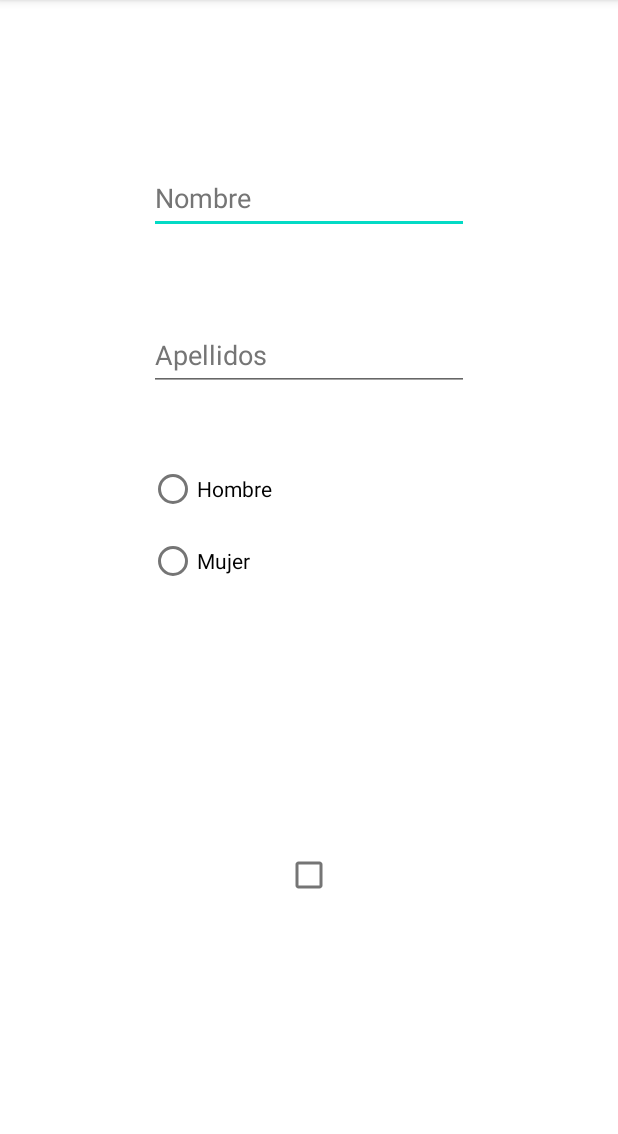
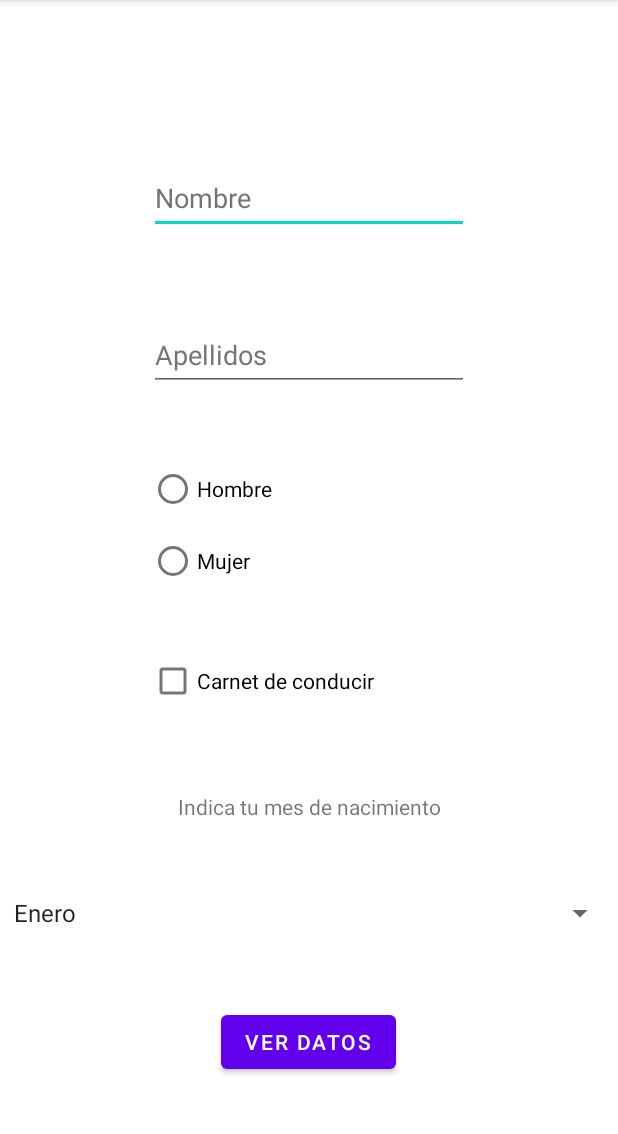
Before and after one commit to AndreaI77/AndroidStudio, an Android app: the screen it shows after launch (MainActivity), on a phone screen of 412 x 824 dp, the part 84-1218 px from its top. Run offline under Robolectric (Android 15) with nearby library versions, the phone set to English and light mode, and no system bars; 1 statement that could not run was skipped.

Commit message:
Añadidos componentes en ej. 0401

```diff
--- a/Ejercicio0401/app/src/main/java/edu/andreaivanova/ejercicio0401/MainActivity.kt
+++ b/Ejercicio0401/app/src/main/java/edu/andreaivanova/ejercicio0401/MainActivity.kt
@@ -1,11 +1,76 @@
 package edu.andreaivanova.ejercicio0401
 
+import android.graphics.Color
 import androidx.appcompat.app.AppCompatActivity
 import android.os.Bundle
+import android.view.View
+import android.widget.*
 
 class MainActivity : AppCompatActivity() {
+    private lateinit var nombre:EditText;
+    private lateinit var apellidos: EditText;
+    private lateinit var rdHombre: RadioButton
+    private lateinit var rdMujer: RadioButton
+    private lateinit var checkbox: CheckBox
+    private lateinit var spinner: Spinner
+    private lateinit var boton: Button
+    private lateinit var textoMes: TextView
+
+    val datos = arrayOf("Enero", "Febrero", "Marzo", "Abril", "Mayo","Junio","Julio","Agosto","Septiembre","Octubre","Noviembre","Diciembre");
+
     override fun onCreate(savedInstanceState: Bundle?) {
         super.onCreate(savedInstanceState)
         setContentView(R.layout.activity_main)
+
+        nombre = findViewById(R.id.et_nombre)
+        apellidos = findViewById(R.id.et_apellidos)
+        rdHombre = findViewById(R.id.rd_hombre)
+        rdMujer = findViewById(R.id.rd_mujer)
+        spinner = findViewById(R.id.spinner)
+        boton = findViewById(R.id.button)
+        checkbox = findViewById(R.id.checkBox)
+
+
+        val adaptador = ArrayAdapter(this, android.R.layout.simple_spinner_item,datos)
+        adaptador.setDropDownViewResource(android.R.layout.simple_spinner_dropdown_item)
+        spinner.adapter = adaptador
+        var mes =""
+        spinner.onItemSelectedListener=object:AdapterView.OnItemSelectedListener{
+            override fun onItemSelected(
+                parent: AdapterView<*>?,
+                view: View?,
+                position: Int,
+                id: Long) {
+                mes = spinner.getItemAtPosition(position).toString()
+                textoMes.setTextColor(Color.BLACK)
+            }
+
+            override fun onNothingSelected(p0: AdapterView<*>?) {
+                textoMes.setTextColor(Color.RED)
+
+            }
+        }
+
+        boton.setOnClickListener{
+            var sexo = "";
+            var carnet = "";
+            if(nombre.text.isBlank()){
+                nombre.error= "El nombre es obligatorio"
+            }
+            if(apellidos.text.isBlank()){
+                apellidos.error= "Los apellidos son obligatorios"
+            }
+            if(rdHombre.isChecked ){
+                sexo = "Hombre"
+            }else if(rdMujer.isChecked){
+                sexo = "Mujer"
+            }
+            if(checkbox.isChecked){
+                carnet = "tiene carnet de conducir"
+            }else{
+                carnet = "no tiene carnet de conducir"
+            }
+        }
+
     }
 }
--- a/Ejercicio0401/app/src/main/res/layout/activity_main.xml
+++ b/Ejercicio0401/app/src/main/res/layout/activity_main.xml
@@ -58,7 +58,7 @@
             android:layout_height="wrap_content"
             android:text="@string/rd_hombre"
             app:layout_constraintBottom_toBottomOf="parent"
-            app:layout_constraintEnd_toStartOf="@id/rd_mujer"
+            app:layout_constraintEnd_toStartOf="parent"
             app:layout_constraintHorizontal_bias="0.0"
             app:layout_constraintStart_toStartOf="parent"
             app:layout_constraintTop_toBottomOf="parent"
@@ -66,13 +66,13 @@
 
         <RadioButton
             android:id="@+id/rd_mujer"
-            android:layout_width="109dp"
+            android:layout_width="wrap_content"
             android:layout_height="wrap_content"
             android:text="@string/rd_mujer"
             app:layout_constraintBottom_toBottomOf="parent"
             app:layout_constraintEnd_toEndOf="parent"
-            app:layout_constraintStart_toEndOf="@+id/rd_hombre"
-            app:layout_constraintTop_toBottomOf="@+id/et_apellidos"
+            app:layout_constraintStart_toEndOf="parent"
+            app:layout_constraintTop_toBottomOf="parent"
             app:layout_constraintVertical_bias="0.1" />
 
 
@@ -82,10 +82,48 @@
         android:id="@+id/checkBox"
         android:layout_width="wrap_content"
         android:layout_height="wrap_content"
+        android:text="@string/chb_carnet"
         app:layout_constraintBottom_toBottomOf="parent"
+        app:layout_constraintEnd_toEndOf="@id/radioGroup"
+        app:layout_constraintHorizontal_bias="0.0"
+        app:layout_constraintStart_toStartOf="@id/radioGroup"
+        app:layout_constraintTop_toBottomOf="@+id/radioGroup"
+        app:layout_constraintVertical_bias="0.1" />
+
+    <Button
+        android:id="@+id/button"
+        android:layout_width="wrap_content"
+        android:layout_height="wrap_content"
+        android:text="@string/btn_info"
+        app:layout_constraintBottom_toBottomOf="parent"
+        app:layout_constraintEnd_toEndOf="@id/spinner"
+        app:layout_constraintHorizontal_bias="0.498"
+        app:layout_constraintStart_toStartOf="@id/spinner"
+        app:layout_constraintTop_toBottomOf="@id/spinner"
+        app:layout_constraintVertical_bias="0.1" />
+
+    <Spinner
+        android:id="@+id/spinner"
+        android:layout_width="409dp"
+        android:layout_height="wrap_content"
+        android:minHeight="24dp"
+        app:layout_constraintBottom_toTopOf="@+id/button"
         app:layout_constraintEnd_toEndOf="parent"
         app:layout_constraintStart_toStartOf="parent"
-        app:layout_constraintTop_toBottomOf="@+id/radioGroup" />
+        app:layout_constraintTop_toBottomOf="@id/textView"
+        app:layout_constraintVertical_bias="0.05" />
+
+    <TextView
+        android:id="@+id/textView"
+        android:layout_width="wrap_content"
+        android:layout_height="wrap_content"
+        android:text="@string/txt_spinner"
+        android:textSize="14sp"
+        app:layout_constraintBottom_toTopOf="@+id/spinner"
+        app:layout_constraintEnd_toEndOf="parent"
+        app:layout_constraintStart_toStartOf="parent"
+        app:layout_constraintTop_toBottomOf="@+id/checkBox"
+        app:layout_constraintVertical_bias="0.050000012" />
 
 
 </androidx.constraintlayout.widget.ConstraintLayout>
--- a/Ejercicio0401/app/src/main/res/values/colors.xml
+++ b/Ejercicio0401/app/src/main/res/values/colors.xml
@@ -7,4 +7,5 @@
     <color name="teal_700">#FF018786</color>
     <color name="black">#FF000000</color>
     <color name="white">#FFFFFFFF</color>
+    <color name="red">#d5000000</color>
 </resources>
--- a/Ejercicio0401/app/src/main/res/values/strings.xml
+++ b/Ejercicio0401/app/src/main/res/values/strings.xml
@@ -5,4 +5,6 @@
     <string name="rd_hombre">Hombre</string>
     <string name="rd_mujer">Mujer</string>
     <string name="chb_carnet">Carnet de conducir</string>
+    <string name="txt_spinner">Indica tu mes de nacimiento</string>
+    <string name="btn_info">Ver datos</string>
 </resources>
--- a/a0_Hola_mundo/app/src/main/java/edu/andreaivanova/ej0201/MainActivity.kt
+++ b/a0_Hola_mundo/app/src/main/java/edu/andreaivanova/ej0201/MainActivity.kt
@@ -28,8 +28,8 @@ class MainActivity : AppCompatActivity() {
         btnSaludar.setOnClickListener { btn ->
             // si no se inserta el texto
             if (etSaludo.text.isBlank()) {
-                etSaludo.error = resources.getString(R.string.texto_error)
-                //crea un toast con el texto de error indicado
+                etSaludo.error = resources.getString(R.string.texto_error) //este es el mensaje al lado del campo
+                //crea un toast con el texto de error indicado esto es el mensaje abajo
                 Toast.makeText(this, R.string.texto_error, Toast.LENGTH_SHORT).show()
                 btn.setBackgroundColor(Color.RED)
             } else {
```
